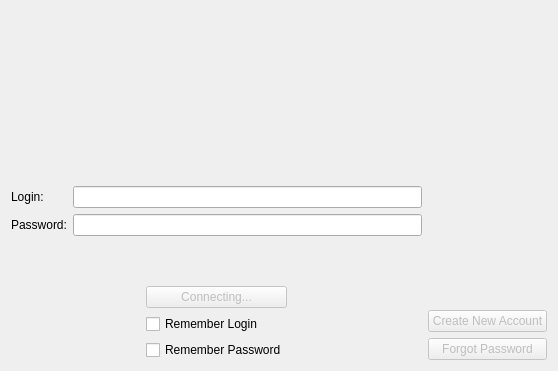
This is qt-client/client/loginwindow.ui in paunovic/chipup-poker as Qt 5 draws it before an edit. The edited form follows.
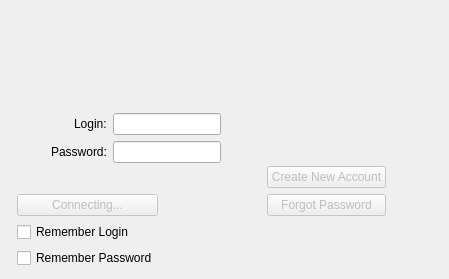
This is the edited form.

Commit message: pushing to linux for alignment check

The edit to the form file:
```diff
--- a/qt-client/client/loginwindow.ui
+++ b/qt-client/client/loginwindow.ui
@@ -6,16 +6,10 @@
    <rect>
     <x>0</x>
     <y>0</y>
-    <width>558</width>
-    <height>371</height>
+    <width>449</width>
+    <height>279</height>
    </rect>
   </property>
-  <property name="minimumSize">
-   <size>
-    <width>558</width>
-    <height>371</height>
-   </size>
-  </property>
   <property name="windowTitle">
    <string>Welcome to ChipUP Poker</string>
   </property>
@@ -44,54 +38,103 @@
      <item>
       <layout class="QVBoxLayout" name="verticalLayout_3">
        <item>
-        <layout class="QFormLayout" name="formLayout">
-         <item row="1" column="0">
-          <widget class="QLabel" name="lbsPassword">
-           <property name="text">
-            <string>Password:</string>
+        <layout class="QHBoxLayout" name="horizontalLayout">
+         <item>
+          <spacer name="horizontalSpacer_3">
+           <property name="orientation">
+            <enum>Qt::Horizontal</enum>
            </property>
-          </widget>
-         </item>
-         <item row="0" column="1">
-          <widget class="QLineEdit" name="edLogin">
-           <property name="text">
-            <string/>
+           <property name="sizeHint" stdset="0">
+            <size>
+             <width>40</width>
+             <height>20</height>
+            </size>
            </property>
-          </widget>
+          </spacer>
          </item>
-         <item row="1" column="1">
-          <widget class="QLineEdit" name="edPassword">
-           <property name="text">
-            <string/>
+         <item>
+          <layout class="QFormLayout" name="formLayout">
+           <property name="fieldGrowthPolicy">
+            <enum>QFormLayout::AllNonFixedFieldsGrow</enum>
            </property>
-           <property name="echoMode">
-            <enum>QLineEdit::Password</enum>
+           <property name="labelAlignment">
+            <set>Qt::AlignRight|Qt::AlignTrailing|Qt::AlignVCenter</set>
            </property>
-          </widget>
+           <item row="0" column="0">
+            <widget class="QLabel" name="lbsLogin">
+             <property name="text">
+              <string>Login:</string>
+             </property>
+            </widget>
+           </item>
+           <item row="0" column="1">
+            <widget class="QLineEdit" name="edLogin">
+             <property name="styleSheet">
+              <string notr="true">min-width: 8em</string>
+             </property>
+             <property name="text">
+              <string/>
+             </property>
+            </widget>
+           </item>
+           <item row="2" column="0">
+            <widget class="QLabel" name="lbsPassword">
+             <property name="text">
+              <string>Password:</string>
+             </property>
+            </widget>
+           </item>
+           <item row="2" column="1">
+            <widget class="QLineEdit" name="edPassword">
+             <property name="text">
+              <string/>
+             </property>
+             <property name="echoMode">
+              <enum>QLineEdit::Password</enum>
+             </property>
+            </widget>
+           </item>
+          </layout>
          </item>
-         <item row="0" column="0">
-          <widget class="QLabel" name="lbsLogin">
-           <property name="text">
-            <string>Login:</string>
+         <item>
+          <spacer name="horizontalSpacer_4">
+           <property name="orientation">
+            <enum>Qt::Horizontal</enum>
            </property>
-          </widget>
+           <property name="sizeHint" stdset="0">
+            <size>
+             <width>40</width>
+             <height>20</height>
+            </size>
+           </property>
+          </spacer>
          </item>
         </layout>
        </item>
+       <item>
+        <spacer name="verticalSpacer_2">
+         <property name="orientation">
+          <enum>Qt::Vertical</enum>
+         </property>
+         <property name="sizeType">
+          <enum>QSizePolicy::Ignored</enum>
+         </property>
+         <property name="sizeHint" stdset="0">
+          <size>
+           <width>20</width>
+           <height>25</height>
+          </size>
+         </property>
+        </spacer>
+       </item>
        <item>
         <layout class="QHBoxLayout" name="horizontalLayout_2">
          <item>
-          <spacer name="horizontalSpacer">
-           <property name="orientation">
-            <enum>Qt::Horizontal</enum>
+          <widget class="QWidget" name="widget_3" native="true">
+           <property name="styleSheet">
+            <string notr="true">min-width: 7em;</string>
            </property>
-           <property name="sizeHint" stdset="0">
-            <size>
-             <width>40</width>
-             <height>20</height>
-            </size>
-           </property>
-          </spacer>
+          </widget>
          </item>
          <item>
           <layout class="QVBoxLayout" name="verticalLayout_4">
@@ -110,6 +153,9 @@
            </item>
            <item>
             <widget class="QCheckBox" name="cbRememberLogin">
+             <property name="styleSheet">
+              <string notr="true">padding: 0.1em;</string>
+             </property>
              <property name="text">
               <string>Remember Login</string>
              </property>
@@ -117,6 +163,9 @@
            </item>
            <item>
             <widget class="QCheckBox" name="cbRememberPassword">
+             <property name="styleSheet">
+              <string notr="true">padding: 0.1em;</string>
+             </property>
              <property name="text">
               <string>Remember Password</string>
              </property>
@@ -144,23 +193,20 @@
      <item>
       <layout class="QVBoxLayout" name="verticalLayout_2">
        <item>
-        <spacer name="verticalSpacer">
-         <property name="orientation">
-          <enum>Qt::Vertical</enum>
+        <widget class="QWidget" name="widget" native="true">
+         <property name="styleSheet">
+          <string notr="true">min-height: 6em;</string>
          </property>
-         <property name="sizeHint" stdset="0">
-          <size>
-           <width>20</width>
-           <height>40</height>
-          </size>
-         </property>
-        </spacer>
+        </widget>
        </item>
        <item>
         <widget class="QPushButton" name="btCreateAccount">
          <property name="enabled">
           <bool>false</bool>
          </property>
+         <property name="styleSheet">
+          <string notr="true">min-width: 11em;</string>
+         </property>
          <property name="text">
           <string>Create New Account</string>
          </property>
@@ -176,8 +222,28 @@
          </property>
         </widget>
        </item>
+       <item>
+        <widget class="QWidget" name="widget_2" native="true">
+         <property name="styleSheet">
+          <string notr="true">min-height: 1.6em;</string>
+         </property>
+        </widget>
+       </item>
       </layout>
      </item>
+     <item>
+      <spacer name="horizontalSpacer_5">
+       <property name="orientation">
+        <enum>Qt::Horizontal</enum>
+       </property>
+       <property name="sizeHint" stdset="0">
+        <size>
+         <width>40</width>
+         <height>20</height>
+        </size>
+       </property>
+      </spacer>
+     </item>
     </layout>
    </item>
   </layout>
```
The commit also changes 12 other files.
